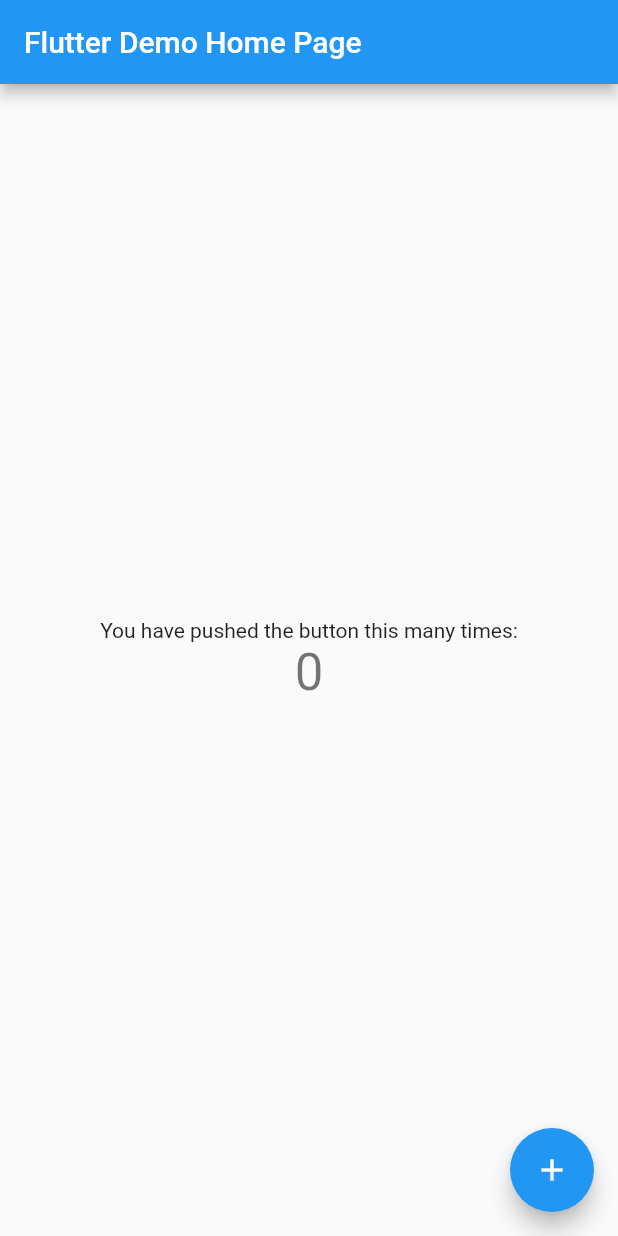
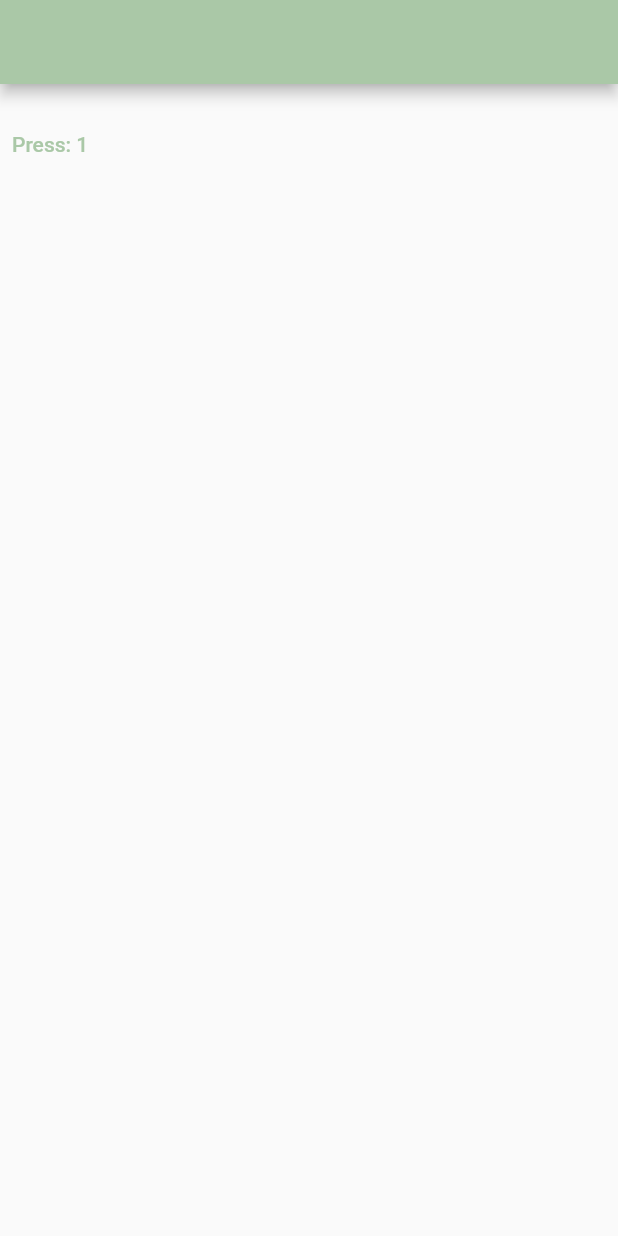
Before and after one commit to 1l0-tk/Trying-Flutter-Test, a Flutter app: the screen it shows after launch, on a phone screen of 412 x 824 dp. Run offline on Flutter 3.47's test engine with Material 2 defaults, Android fonts, the phone set to English and light mode, and no system bars.

Commit message:
add counter builded by StatelessWidget

```diff
--- a/fst202306_test_sample/lib/main.dart
+++ b/fst202306_test_sample/lib/main.dart
@@ -1,4 +1,6 @@
 import 'package:flutter/material.dart';
+import 'package:fst202306_test_sample/theme/my_theme.dart';
+import 'package:fst202306_test_sample/view/home/home_view.dart';
 
 void main() {
   runApp(const MyApp());
@@ -12,104 +14,8 @@
   Widget build(BuildContext context) {
     return MaterialApp(
       title: 'Flutter Demo',
-      theme: ThemeData(
-        // This is the theme of your application.
-        //
-        // Try running your application with "flutter run". You'll see the
-        // application has a blue toolbar. Then, without quitting the app, try
-        // changing the primarySwatch below to Colors.green and then invoke
-        // "hot reload" (press "r" in the console where you ran "flutter run",
-        // or simply save your changes to "hot reload" in a Flutter IDE).
-        // Notice that the counter didn't reset back to zero; the application
-        // is not restarted.
-        primarySwatch: Colors.blue,
-      ),
-      home: const MyHomePage(title: 'Flutter Demo Home Page'),
+      theme: MyTheme().myTheme,
+      home: const HomeView(),
     );
   }
 }
-
-class MyHomePage extends StatefulWidget {
-  const MyHomePage({super.key, required this.title});
-
-  // This widget is the home page of your application. It is stateful, meaning
-  // that it has a State object (defined below) that contains fields that affect
-  // how it looks.
-
-  // This class is the configuration for the state. It holds the values (in this
-  // case the title) provided by the parent (in this case the App widget) and
-  // used by the build method of the State. Fields in a Widget subclass are
-  // always marked "final".
-
-  final String title;
-
-  @override
-  State<MyHomePage> createState() => _MyHomePageState();
-}
-
-class _MyHomePageState extends State<MyHomePage> {
-  int _counter = 0;
-
-  void _incrementCounter() {
-    setState(() {
-      // This call to setState tells the Flutter framework that something has
-      // changed in this State, which causes it to rerun the build method below
-      // so that the display can reflect the updated values. If we changed
-      // _counter without calling setState(), then the build method would not be
-      // called again, and so nothing would appear to happen.
-      _counter++;
-    });
-  }
-
-  @override
-  Widget build(BuildContext context) {
-    // This method is rerun every time setState is called, for instance as done
-    // by the _incrementCounter method above.
-    //
-    // The Flutter framework has been optimized to make rerunning build methods
-    // fast, so that you can just rebuild anything that needs updating rather
-    // than having to individually change instances of widgets.
-    return Scaffold(
-      appBar: AppBar(
-        // Here we take the value from the MyHomePage object that was created by
-        // the App.build method, and use it to set our appbar title.
-        title: Text(widget.title),
-      ),
-      body: Center(
-        // Center is a layout widget. It takes a single child and positions it
-        // in the middle of the parent.
-        child: Column(
-          // Column is also a layout widget. It takes a list of children and
-          // arranges them vertically. By default, it sizes itself to fit its
-          // children horizontally, and tries to be as tall as its parent.
-          //
-          // Invoke "debug painting" (press "p" in the console, choose the
-          // "Toggle Debug Paint" action from the Flutter Inspector in Android
-          // Studio, or the "Toggle Debug Paint" command in Visual Studio Code)
-          // to see the wireframe for each widget.
-          //
-          // Column has various properties to control how it sizes itself and
-          // how it positions its children. Here we use mainAxisAlignment to
-          // center the children vertically; the main axis here is the vertical
-          // axis because Columns are vertical (the cross axis would be
-          // horizontal).
-          mainAxisAlignment: MainAxisAlignment.center,
-          children: <Widget>[
-            const Text(
-              'You have pushed the button this many times:',
-            ),
-            Text(
-              '$_counter',
-              style: Theme.of(context).textTheme.headline4,
-            ),
-          ],
-        ),
-      ),
-      floatingActionButton: FloatingActionButton(
-        onPressed: _incrementCounter,
-        tooltip: 'Increment',
-        child: const Icon(Icons.add),
-      ), // This trailing comma makes auto-formatting nicer for build methods.
-    );
-  }
-}
--- /dev/null
+++ b/fst202306_test_sample/lib/theme/my_theme.dart
@@ -0,0 +1,21 @@
+import 'package:flutter/material.dart';
+
+class MyTheme {
+  static ColorScheme colorScheme = const ColorScheme(
+    brightness: Brightness.light,
+    primary: Color(0xffaac8a7),
+    onPrimary: Color(0xff333333),
+    secondary: Color(0xffe3f2c1),
+    onSecondary: Color(0xff333333),
+    error: Color(0xffb70404),
+    onError: Color(0xff4e3636),
+    background: Color(0xfff6ffde),
+    onBackground: Color(0xff333333),
+    surface: Color(0xffffffff),
+    onSurface: Color(0xff333333),
+  );
+
+  ThemeData myTheme = ThemeData(
+    colorScheme: colorScheme,
+  );
+}
--- /dev/null
+++ b/fst202306_test_sample/lib/view/home/home_view.dart
@@ -0,0 +1,49 @@
+import 'package:flutter/material.dart';
+import 'package:fst202306_test_sample/view_model/home/home_view_model.dart';
+import 'package:provider/provider.dart';
+
+class HomeView extends StatelessWidget {
+  const HomeView({
+    super.key,
+  });
+
+  @override
+  Widget build(BuildContext context) {
+    return ChangeNotifierProvider<HomeViewModel>(
+      create: (context) => HomeViewModel(),
+      builder: (context, child) {
+        return Consumer<HomeViewModel>(
+          builder: (context, homeViewModel, child) {
+            return Scaffold(
+              appBar: AppBar(),
+              body: bodyPartWidget(
+                context,
+                homeViewModel,
+              ),
+            );
+          },
+        );
+      },
+    );
+  }
+
+  Widget bodyPartWidget(
+    BuildContext context,
+    HomeViewModel homeViewModel,
+  ) {
+    return Container(
+      padding: const EdgeInsets.symmetric(vertical: 16),
+      child: TextButton(
+        onPressed: () {
+          homeViewModel.count = homeViewModel.count! + 1;
+        },
+        child: Text(
+          'Press: ${homeViewModel.count}',
+          key: const ValueKey(
+            'test-btn',
+          ),
+        ),
+      ),
+    );
+  }
+}
--- /dev/null
+++ b/fst202306_test_sample/lib/view_model/home/home_view_model.dart
@@ -0,0 +1,12 @@
+import 'package:flutter/material.dart';
+
+/// This class is the layout of home.
+class HomeViewModel extends ChangeNotifier {
+  /// counter value
+  int? _count = 1;
+  int? get count => _count;
+  set count(int? count) {
+    _count = count;
+    notifyListeners();
+  }
+}
```
